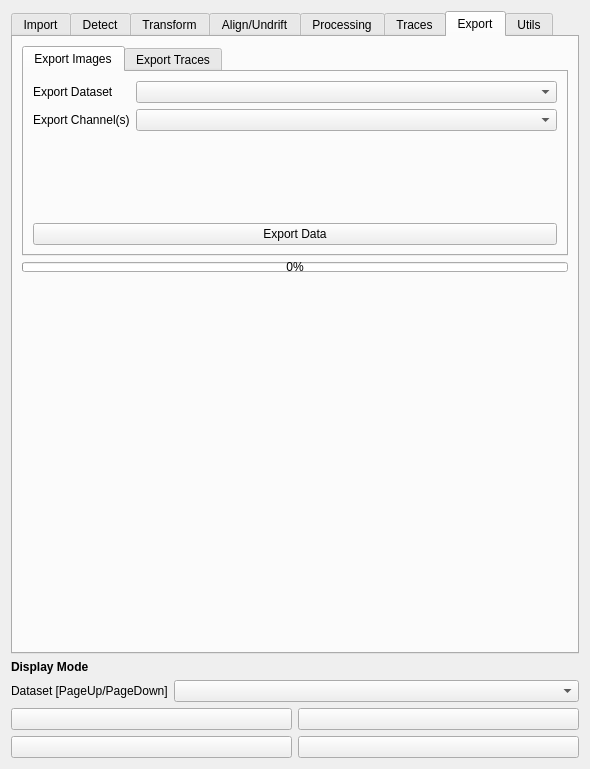
Before: the Qt Designer form src/napari_gapseq2/widget_ui.ui in piedrro/napari-GapSeq2, drawn with Qt 5.
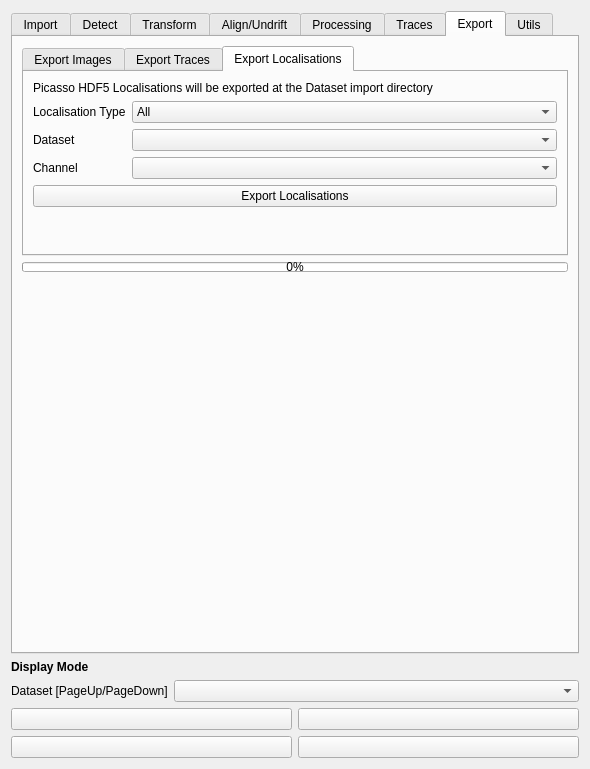
After: the same form once the commit is applied. The open tabs and pages were chosen to show the change.

Commit message: added picasso export

```diff
--- a/src/napari_gapseq2/widget_ui.ui
+++ b/src/napari_gapseq2/widget_ui.ui
@@ -1881,6 +1881,90 @@
            </item>
           </layout>
          </widget>
+         <widget class="QWidget" name="tab_14">
+          <attribute name="title">
+           <string>Export Localisations</string>
+          </attribute>
+          <layout class="QVBoxLayout" name="verticalLayout_17">
+           <item>
+            <widget class="QLabel" name="label_74">
+             <property name="text">
+              <string>Picasso HDF5 Localisations will be exported at the Dataset import directory</string>
+             </property>
+            </widget>
+           </item>
+           <item>
+            <layout class="QFormLayout" name="formLayout_19">
+             <item row="1" column="0">
+              <widget class="QLabel" name="label_72">
+               <property name="text">
+                <string>Dataset</string>
+               </property>
+              </widget>
+             </item>
+             <item row="1" column="1">
+              <widget class="QComboBox" name="locs_export_dataset"/>
+             </item>
+             <item row="0" column="0">
+              <widget class="QLabel" name="label_73">
+               <property name="text">
+                <string>Localisation Type</string>
+               </property>
+              </widget>
+             </item>
+             <item row="0" column="1">
+              <widget class="QComboBox" name="locs_export_mode">
+               <item>
+                <property name="text">
+                 <string>All</string>
+                </property>
+               </item>
+               <item>
+                <property name="text">
+                 <string>Bounding Boxes</string>
+                </property>
+               </item>
+               <item>
+                <property name="text">
+                 <string>Fiducials</string>
+                </property>
+               </item>
+              </widget>
+             </item>
+             <item row="2" column="1">
+              <widget class="QComboBox" name="locs_export_channel"/>
+             </item>
+             <item row="2" column="0">
+              <widget class="QLabel" name="label_71">
+               <property name="text">
+                <string>Channel</string>
+               </property>
+              </widget>
+             </item>
+            </layout>
+           </item>
+           <item>
+            <widget class="QPushButton" name="gapseq_export_locs">
+             <property name="text">
+              <string>Export Localisations</string>
+             </property>
+            </widget>
+           </item>
+           <item>
+            <spacer name="verticalSpacer_17">
+             <property name="orientation">
+              <enum>Qt::Vertical</enum>
+             </property>
+             <property name="sizeHint" stdset="0">
+              <size>
+               <width>20</width>
+               <height>40</height>
+              </size>
+             </property>
+            </spacer>
+           </item>
+          </layout>
+         </widget>
         </widget>
        </item>
        <item>
```
The commit also changes 4 other files.
